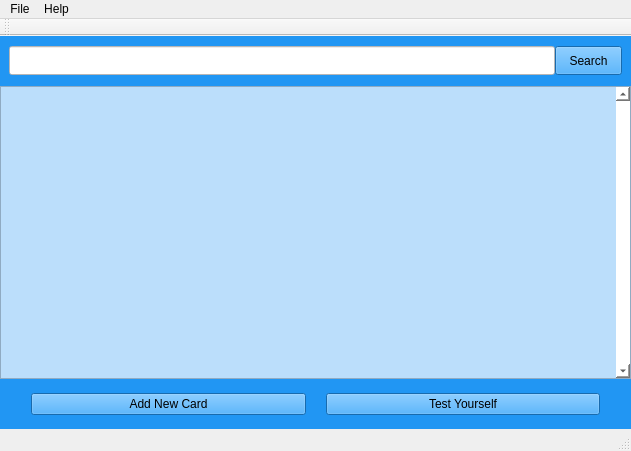
Qt form Source/mainwindow.ui (duy0503/Flashcards-App-in-Qt) before a commit.
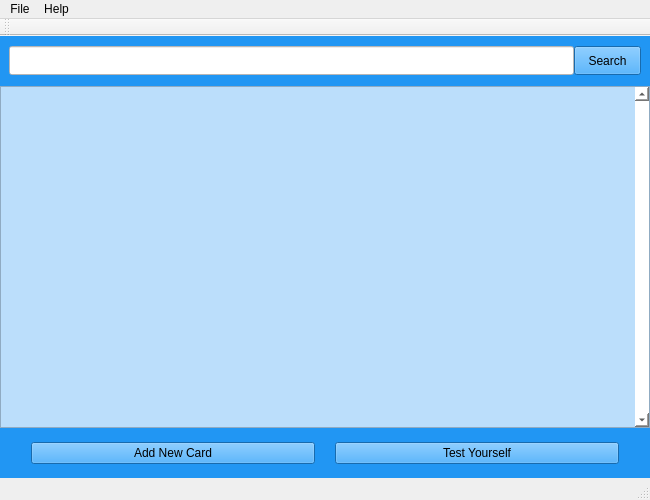
The same form after that commit.

Commit message: show multiple cards in one row

What changed in the file:
```diff
--- a/Source/mainwindow.ui
+++ b/Source/mainwindow.ui
@@ -6,8 +6,8 @@
    <rect>
     <x>0</x>
     <y>0</y>
-    <width>631</width>
-    <height>451</height>
+    <width>650</width>
+    <height>500</height>
    </rect>
   </property>
   <property name="windowTitle">
@@ -156,8 +156,8 @@
            <rect>
             <x>0</x>
             <y>0</y>
-            <width>614</width>
-            <height>287</height>
+            <width>633</width>
+            <height>336</height>
            </rect>
           </property>
           <property name="minimumSize">
@@ -323,7 +323,7 @@
     <rect>
      <x>0</x>
      <y>0</y>
-     <width>631</width>
+     <width>650</width>
      <height>27</height>
     </rect>
    </property>
```
The commit also changes 2 other files.
